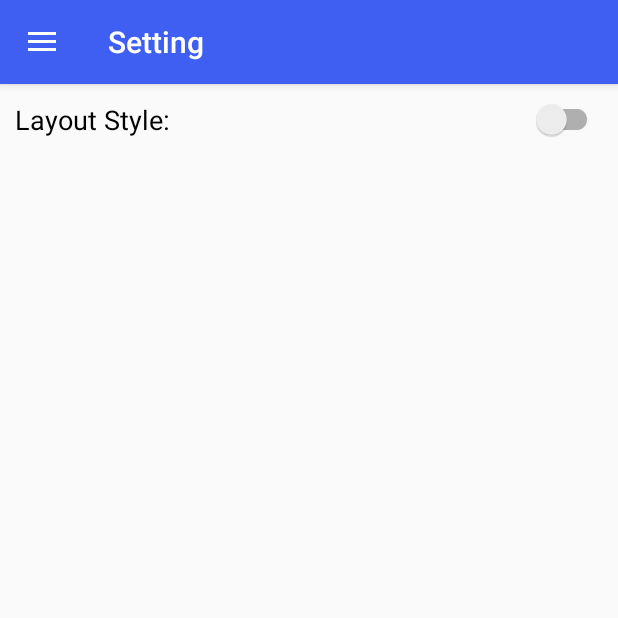
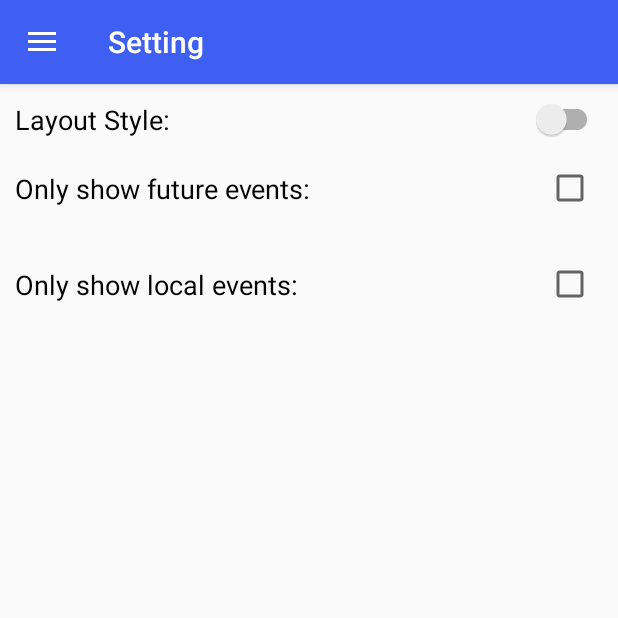
Before and after one commit to gdarwish/NextEvent, an Android app: the screen it shows after launch (MainActivity), in the side drawer, after a tap on "Settings", on a phone screen of 412 x 824 dp, the top half of it. Run offline under Robolectric (Android 15) with nearby library versions, the phone set to English and light mode, and no system bars; our stand-ins replace Picasso, Volley, navigation-ui; libraries missing offline, so code that uses them is left out: com.jakewharton.threetenabp, io.ghyeok.stickyswitch; plain views replace StickySwitch; pictures from the network do not load; 5 statements that could not run were skipped.

Commit message:
#38 Added two api settings for the user

```diff
--- a/app/src/main/java/com/nextevent/Fragments/SettingFragment.java
+++ b/app/src/main/java/com/nextevent/Fragments/SettingFragment.java
@@ -6,28 +6,37 @@ import android.os.Bundle;
 
 import androidx.annotation.Nullable;
 import androidx.fragment.app.Fragment;
+
 import io.ghyeok.stickyswitch.widget.StickySwitch;
 
 import android.preference.PreferenceManager;
 import android.view.LayoutInflater;
 import android.view.View;
 import android.view.ViewGroup;
+import android.widget.CheckBox;
+import android.widget.CompoundButton;
 import android.widget.Toast;
 
+import com.google.android.material.textfield.TextInputEditText;
 import com.nextevent.R;
 
 import static com.nextevent.MainActivity.fab;
 
 /**
  * @author Ghaith Darwish
- * @last Modified: 08/04/2020
- * @since 04/01/2020
+ * @author Abel Anderson
+ * @since 08/04/2020
  */
 public class SettingFragment extends Fragment {
 
-    StickySwitch stickySwitch;
-    int layout;
-    SharedPreferences.Editor editor;
+    static final String LOCAL_EVENTS = "LOCAL EVENTS";
+    static final String FUTURE_EVENTS = "FUTURE EVENTS";
+
+    private StickySwitch stickySwitch;
+    private CheckBox localEventsCheckBox;
+    private CheckBox futureEventsCheckBox;
+    private int layout;
+    private SharedPreferences.Editor editor;
 
     public SettingFragment() {
         // Required empty public constructor
@@ -40,23 +49,32 @@ public class SettingFragment extends Fragment {
     }
 
     @Override
-    public View onCreateView(LayoutInflater inflater, ViewGroup container,
-                             Bundle savedInstanceState) {
+    public View onCreateView(LayoutInflater inflater, ViewGroup container, Bundle savedInstanceState) {
+
         // Inflate the layout for this fragment
         View view = inflater.inflate(R.layout.fragment_setting, container, false);
         fab.hide();
+
         // Link with XML
         stickySwitch = view.findViewById(R.id.sticky_switch);
+        futureEventsCheckBox = view.findViewById(R.id.futureEventsCheckbox);
+        localEventsCheckBox = view.findViewById(R.id.localEventsCheckbox);
+
         // Create SharedPreferences
         SharedPreferences sharedPreferences = PreferenceManager.getDefaultSharedPreferences(getContext());
         layout = sharedPreferences.getInt("LAYOUT", R.layout.event_item_model);
-        // set the stickySwitch switch direction
+
+        // Set the stickySwitch switch direction
         if (layout == R.layout.event_item_model)
             stickySwitch.setDirection(StickySwitch.Direction.LEFT);
         else
             stickySwitch.setDirection(StickySwitch.Direction.RIGHT);
 
-        // stickySwitch listener
+        //Set the futureEvents & localEvents Checkboxes
+        futureEventsCheckBox.setChecked(sharedPreferences.getBoolean(FUTURE_EVENTS, false));
+        localEventsCheckBox.setChecked(sharedPreferences.getBoolean(LOCAL_EVENTS, false));
+
+        // StickySwitch listener
         stickySwitch.setOnSelectedChangeListener(new StickySwitch.OnSelectedChangeListener() {
             @Override
             public void onSelectedChange(StickySwitch.Direction direction, String s) {
@@ -73,7 +91,24 @@ public class SettingFragment extends Fragment {
             }
         });
 
+        //Create the futureEvents listener
+        futureEventsCheckBox.setOnCheckedChangeListener(new CompoundButton.OnCheckedChangeListener() {
+            @Override
+            public void onCheckedChanged(CompoundButton compoundButton, boolean b) {
+                editor.putBoolean(FUTURE_EVENTS, b);
+                editor.apply();
+            }
+        });
+
+        //Create the localEvents listener
+        localEventsCheckBox.setOnCheckedChangeListener(new CompoundButton.OnCheckedChangeListener() {
+            @Override
+            public void onCheckedChanged(CompoundButton compoundButton, boolean b) {
+                editor.putBoolean(LOCAL_EVENTS, b);
+                editor.apply();
+            }
+        });
+
         return view;
     }
-
 }
--- a/app/src/main/res/layout/fragment_setting.xml
+++ b/app/src/main/res/layout/fragment_setting.xml
@@ -42,5 +42,47 @@
         app:ss_textColor="@android:color/black"
         app:ss_textSize="12sp" />
 
+    <TextView
+        android:id="@+id/textView3"
+        android:layout_width="wrap_content"
+        android:layout_height="wrap_content"
+        android:layout_marginStart="10dp"
+        android:text="@string/futureEvent_setting"
+        android:textColor="@android:color/black"
+        android:textSize="@dimen/title"
+        app:layout_constraintBottom_toBottomOf="@+id/futureEventsCheckbox"
+        app:layout_constraintStart_toStartOf="parent"
+        app:layout_constraintTop_toTopOf="@+id/futureEventsCheckbox" />
+
+    <CheckBox
+        android:id="@+id/futureEventsCheckbox"
+        android:layout_width="wrap_content"
+        android:layout_height="wrap_content"
+        android:layout_marginTop="16dp"
+        android:layout_marginEnd="16dp"
+        app:layout_constraintEnd_toEndOf="parent"
+        app:layout_constraintTop_toBottomOf="@+id/sticky_switch" />
+
+    <TextView
+        android:id="@+id/textView4"
+        android:layout_width="wrap_content"
+        android:layout_height="wrap_content"
+        android:layout_marginStart="10dp"
+        android:text="@string/localEvent_setting"
+        android:textColor="@android:color/black"
+        android:textSize="@dimen/title"
+        app:layout_constraintBottom_toBottomOf="@+id/localEventsCheckbox"
+        app:layout_constraintStart_toStartOf="parent"
+        app:layout_constraintTop_toTopOf="@+id/localEventsCheckbox" />
+
+    <CheckBox
+        android:id="@+id/localEventsCheckbox"
+        android:layout_width="wrap_content"
+        android:layout_height="wrap_content"
+        android:layout_marginTop="32dp"
+        android:layout_marginEnd="16dp"
+        app:layout_constraintEnd_toEndOf="parent"
+        app:layout_constraintTop_toBottomOf="@+id/futureEventsCheckbox" />
+
 
 </androidx.constraintlayout.widget.ConstraintLayout>
--- a/app/src/main/res/values/dimens.xml
+++ b/app/src/main/res/values/dimens.xml
@@ -11,8 +11,8 @@
 
 
     <!-- Font Values -->
-    <dimen name="large_title">24dp</dimen>
-    <dimen name="regular_text">16dp</dimen>
-    <dimen name="title">18dp</dimen>
+    <dimen name="large_title">24sp</dimen>
+    <dimen name="regular_text">16sp</dimen>
+    <dimen name="title">18sp</dimen>
 
 </resources>
--- a/app/src/main/res/values/strings.xml
+++ b/app/src/main/res/values/strings.xml
@@ -16,5 +16,11 @@
     <string name="searchHint">Search for event...</string>
     <string name="HintText">Search for events...</string>
     <string name="SavedHint">There isn\'t any saved events...</string>
+
+    <!-- Settings Strings -->
     <string name="layout">Layout Style:</string>
+    <string name="futureEvent_setting">Only show future events:</string>
+    <string name="localEvent_setting">Only show local events:</string>
+    <string name="localEventCode_setting">Enter your two character country code:</string>
+    <string name="localEventCodeHint_setting">CA, US, FR…</string>
 </resources>
```
Also changed, not shown: app/src/main/java/com/nextevent/Fragments/EventsFragment.java (+24 -5 lines).
